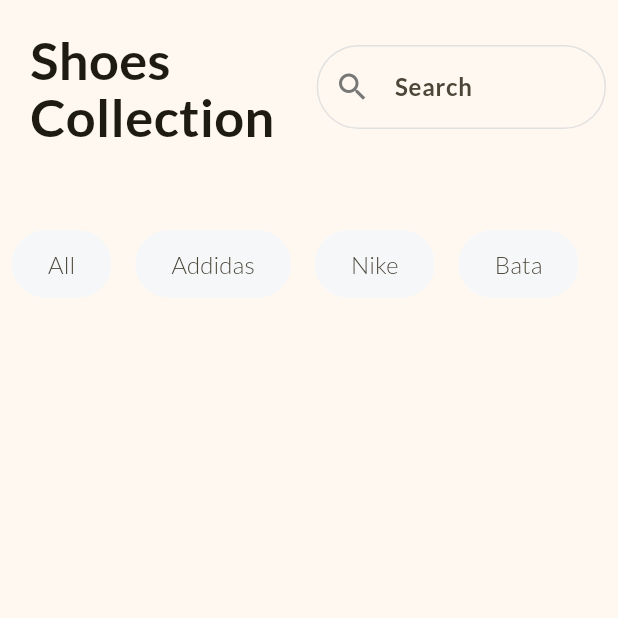
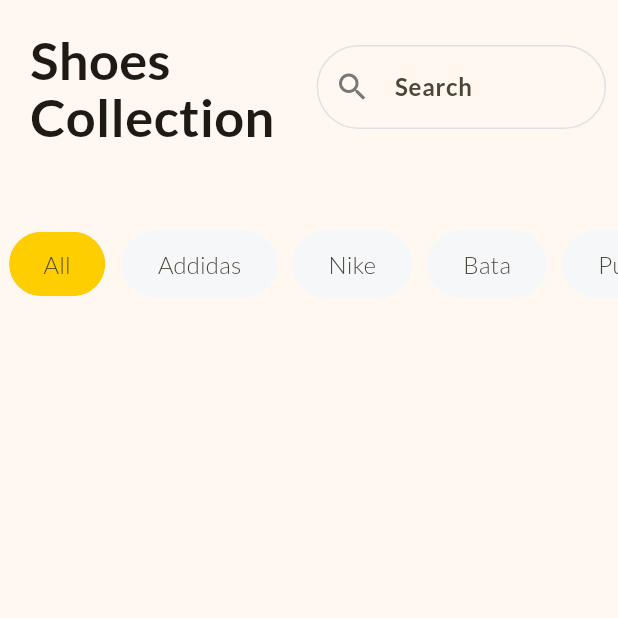
Before and after one commit to psalmistcom/shopping_mobile_app_with_cart, a Flutter app: the screen it shows after launch, on a phone screen of 412 x 824 dp, the top half of it. Run offline on Flutter 3.47's test engine with Material 3 defaults, Android fonts, the phone set to English and light mode, and no system bars.

Commit message:
[chip fixes]

```diff
--- a/lib/home_page.dart
+++ b/lib/home_page.dart
@@ -1,4 +1,3 @@
-import 'package:flutter/foundation.dart';
 import 'package:flutter/material.dart';
 
 class HomePage extends StatefulWidget {
@@ -9,7 +8,7 @@ class HomePage extends StatefulWidget {
 }
 
 class _HomePageState extends State<HomePage> {
-  final List<String> filters = const ["All", "Addidas", 'Nike', 'Bata'];
+  final List<String> filters = const ["All", "Addidas", 'Nike', 'Bata', 'Puma'];
   late String selectedFilter;
 
   @override
@@ -68,16 +67,18 @@ class _HomePageState extends State<HomePage> {
                 itemCount: filters.length,
                 itemBuilder: (context, index) {
                   final filter = filters[index];
-                  return GestureDetector(
-                    onTap: () {
-                      if (kDebugMode) {
-                        print("Hello");
-                      }
-                    },
-                    child: Padding(
-                      padding: const EdgeInsets.symmetric(horizontal: 8.0),
+                  return Padding(
+                    padding: const EdgeInsets.symmetric(horizontal: 5.0),
+                    child: GestureDetector(
+                      onTap: () {
+                        setState(() {
+                          selectedFilter = filter;
+                        });
+                      },
                       child: Chip(
-                        backgroundColor: const Color.fromRGBO(245, 247, 249, 1),
+                        backgroundColor: selectedFilter == filter
+                            ? Theme.of(context).colorScheme.primary
+                            : const Color.fromRGBO(245, 247, 249, 1),
                         side: const BorderSide(
                           color: Color.fromRGBO(245, 247, 249, 1),
                         ),
--- a/lib/main.dart
+++ b/lib/main.dart
@@ -18,6 +18,7 @@ class MyApp extends StatelessWidget {
         fontFamily: 'Lato',
         colorScheme: ColorScheme.fromSeed(
           seedColor: const Color.fromRGBO(254, 206, 1, 1),
+          primary: const Color.fromRGBO(254, 206, 1, 1),
         ),
         inputDecorationTheme: const InputDecorationTheme(
           hintStyle: TextStyle(
```
